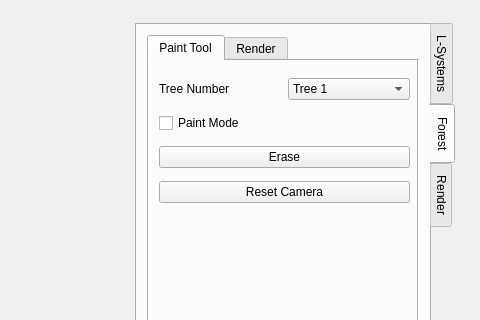
This is ForestGenerator/ui/MainWindow.ui in BenCarey88/ForestGenerator as Qt 5 draws it before an edit; both pictures show x 661 to 1141 and y 0 to 320 of the 1141 by 849 pixel window. The edited form follows.
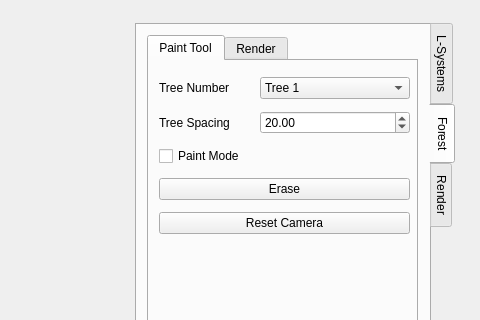
This is the edited form. The open tabs and pages were chosen to show the change.

The edit to the form file:
```diff
--- a/ForestGenerator/ui/MainWindow.ui
+++ b/ForestGenerator/ui/MainWindow.ui
@@ -1447,7 +1447,7 @@
              <x>10</x>
              <y>10</y>
              <width>251</width>
-             <height>141</height>
+             <height>171</height>
             </rect>
            </property>
            <layout class="QVBoxLayout" name="paintToolLayout">
@@ -1468,6 +1468,18 @@
               </item>
               <item>
                <widget class="QComboBox" name="m_paintBrush">
+                <property name="sizePolicy">
+                 <sizepolicy hsizetype="Fixed" vsizetype="Fixed">
+                  <horstretch>0</horstretch>
+                  <verstretch>0</verstretch>
+                 </sizepolicy>
+                </property>
+                <property name="minimumSize">
+                 <size>
+                  <width>150</width>
+                  <height>0</height>
+                 </size>
+                </property>
                 <item>
                  <property name="text">
                   <string>Tree 1</string>
@@ -1487,6 +1499,30 @@
               </item>
              </layout>
             </item>
+            <item>
+             <layout class="QHBoxLayout" name="treeSpacingBox">
+              <item>
+               <widget class="QLabel" name="treeSpacingLabel">
+                <property name="text">
+                 <string>Tree Spacing</string>
+                </property>
+               </widget>
+              </item>
+              <item>
+               <widget class="QDoubleSpinBox" name="m_treeSpacing">
+                <property name="minimumSize">
+                 <size>
+                  <width>150</width>
+                  <height>0</height>
+                 </size>
+                </property>
+                <property name="value">
+                 <double>20.000000000000000</double>
+                </property>
+               </widget>
+              </item>
+             </layout>
+            </item>
             <item>
              <widget class="QCheckBox" name="m_paintMode">
               <property name="text">
```
Left out of the diff: 29 changed lines with no effect on the pictures.
